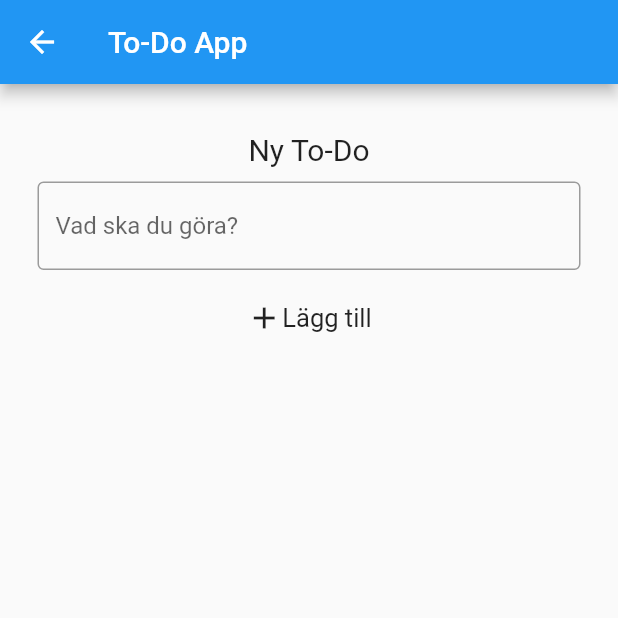
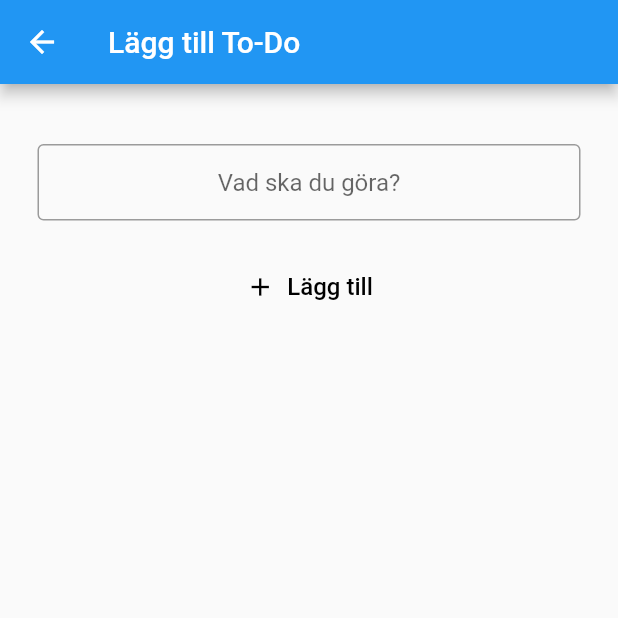
Before and after one commit to gu-tig333-ht22/guskallisv, a Flutter app: the screen it shows after launch, after a tap on the "add" icon, on a phone screen of 412 x 824 dp, the top half of it. Run offline on Flutter 3.47's test engine with Material 2 defaults, Android fonts, the phone set to English and light mode, and no system bars.

Commit message:
uppdaterad för steg 2

```diff
--- a/lib/main.dart
+++ b/lib/main.dart
@@ -1,142 +1,30 @@
 import 'package:flutter/material.dart';
+import 'package:provider/provider.dart';
+
+import 'package:template/model.dart';
+import 'MainView.dart';
 
 void main() {
-  runApp(MyApp());
+  var state = MyState();
+  runApp(
+    ChangeNotifierProvider(
+      create: (context) => state,
+      child: MyApp(),
+    ),
+  );
 }
 
 class MyApp extends StatelessWidget {
   @override
   Widget build(BuildContext context) {
     return MaterialApp(
-      home: Mainview(),
+      debugShowCheckedModeBanner: false,
+      title: 'To-Do App',
+      theme: ThemeData(
+        primarySwatch: Colors.blue,
+        visualDensity: VisualDensity.adaptivePlatformDensity,
+      ),
+      home: MainView(),
     );
   }
 }
-
-class Mainview extends StatelessWidget {
-  @override
-  Widget build(BuildContext context) {
-    return Scaffold(
-      appBar: AppBar(
-        title: const Text("To-Do App"),
-      ),
-      body: _list(),
-      floatingActionButton: FloatingActionButton(
-        child: const Icon(Icons.add),
-        onPressed: () {
-          Navigator.push(
-              context, MaterialPageRoute(builder: (context) => SecondView()));
-        },
-      ),
-    );
-  }
-
-  Widget _list() {
-    var todos = [
-      "Handla",
-      "Städa",
-      "Träna",
-      "Laga mat",
-      "Plugga",
-      "Jobba",
-      "AW",
-    ];
-
-    var list = List.generate(todos.length, (index) => "${todos[index]}");
-
-    return ListView.builder(
-      padding: const EdgeInsets.only(
-        top: 20,
-        bottom: kFloatingActionButtonMargin + 45,
-      ),
-      itemCount: todos.length,
-      itemBuilder: (context, index) {
-        return Column(
-          children: <Widget>[
-            _item(list[index]),
-            const Divider(height: 10, thickness: 1),
-          ],
-        );
-      },
-    );
-  }
-
-  Widget _item(text) {
-    return ListTile(
-      leading: Checkbox(
-        value: false,
-        onChanged: (val) {},
-      ),
-      title: Text(
-        text,
-        style: TextStyle(fontSize: 20),
-      ),
-      trailing: IconButton(
-        icon: Icon(Icons.clear),
-        onPressed: () {},
-      ),
-    );
-  }
-}
-
-class SecondView extends StatelessWidget {
-  Widget build(BuildContext context) {
-    return Scaffold(
-      appBar: AppBar(
-        title: const Text("To-Do App"),
-      ),
-      body: Center(
-        child: Column(
-          mainAxisAlignment: MainAxisAlignment.start,
-          crossAxisAlignment: CrossAxisAlignment.center,
-          children: [
-            Container(height: 10),
-            _todoLabel(),
-            Container(height: 10),
-            _todoInputField(),
-            Container(height: 20),
-            _iconAddRow(),
-          ],
-        ),
-      ),
-    );
-  }
-
-  Widget _todoLabel() {
-    return Container(
-      margin: EdgeInsets.only(top: 22),
-      child: Text(
-        "Ny To-Do",
-        style: TextStyle(fontSize: 20),
-      ),
-    );
-  }
-
-  Widget _todoInputField() {
-    return Container(
-      margin: EdgeInsets.only(left: 25, right: 25),
-      child: TextField(
-        decoration: InputDecoration(
-          border: OutlineInputBorder(),
-          hintText: "Vad ska du göra?",
-        ),
-      ),
-    );
-  }
-
-  Widget _iconAddRow() {
-    return Row(
-      mainAxisAlignment: MainAxisAlignment.center,
-      children: [
-        Container(
-          child: Icon(Icons.add),
-        ),
-        Column(
-          children: [
-            Text("Lägg till", style: TextStyle(fontSize: 17)),
-          ],
-        ),
-      ],
-    );
-  }
-}
```
Also changed, not shown: 1 other file.
